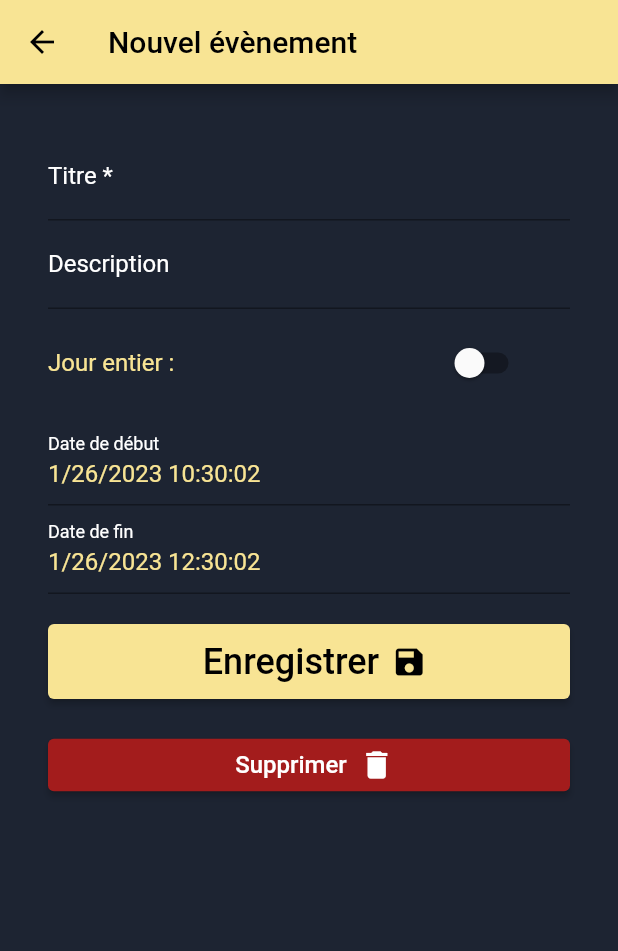
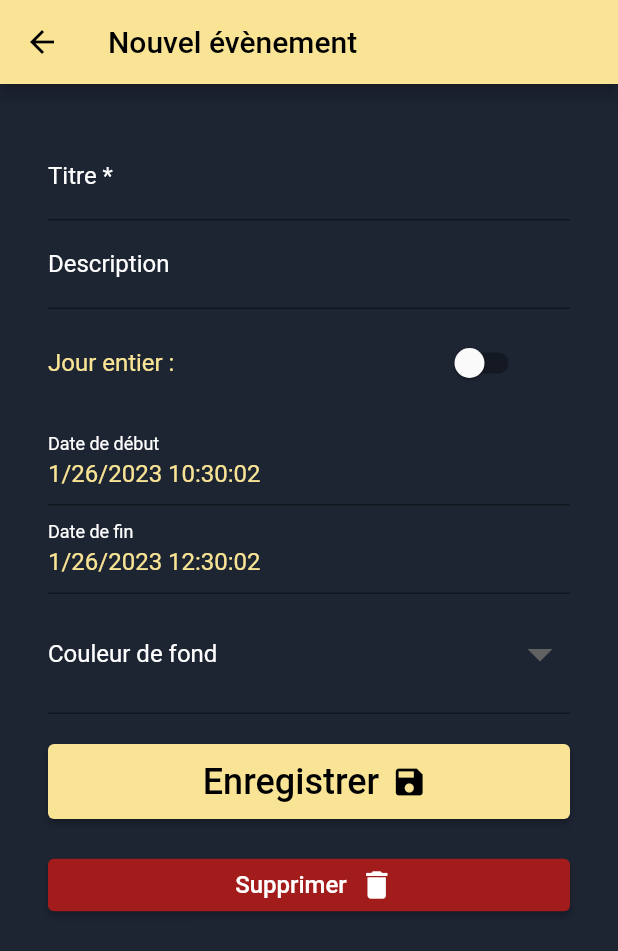
Before and after one commit to KeeMoh/RemindMi, a Flutter app: the CalendarPage screen opened directly, after a tap on the "add" icon, on a phone screen of 412 x 824 dp. Shown: the top 951 px of the screen. Run offline on Flutter 3.47's test engine with Material 2 defaults, Android fonts, the phone set to English and light mode, and no system bars; drawn by our look-alikes of flutter_form_builder; our stand-ins replace cloud_firestore, email_validator, firebase_auth, firebase_core, form_builder_validators, syncfusion_flutter_calendar; accounts and stored records are empty.

Commit message:
add color to reminder settings

```diff
--- a/remind_mi/lib/app.dart
+++ b/remind_mi/lib/app.dart
@@ -1,8 +1,4 @@
-import 'package:firebase_auth/firebase_auth.dart';
 import 'package:flutter/material.dart';
-import 'package:remind_mi/pages/calendar_page.dart';
-import 'package:remind_mi/pages/home_page.dart';
-import 'package:remind_mi/pages/todo_list_page.dart';
 import 'package:remind_mi/pages/main_page.dart';
 import 'package:remind_mi/utils/charter.dart';
 
@@ -10,7 +6,7 @@ final navigatorKey = GlobalKey<NavigatorState>();
 
 // ignore: must_be_immutable
 class RemindMiApp extends StatelessWidget {
-  RemindMiApp({super.key});
+  const RemindMiApp({super.key});
 
   // This widget is the root of your application.
   @override
--- a/remind_mi/lib/main.dart
+++ b/remind_mi/lib/main.dart
@@ -6,5 +6,5 @@ Future main() async {
   WidgetsFlutterBinding.ensureInitialized();
   await Firebase.initializeApp();
 
-  runApp(RemindMiApp());
+  runApp(const RemindMiApp());
 }
--- a/remind_mi/lib/models/reminder.dart
+++ b/remind_mi/lib/models/reminder.dart
@@ -8,7 +8,7 @@ class Reminder {
   String? description;
   DateTime? reminder;
   String? recurrence;
-  String? color;
+  String? background;
   bool isAllDay;
 
   Reminder(
@@ -19,8 +19,7 @@ class Reminder {
       this.description,
       this.reminder,
       this.recurrence,
-      this.color,
-      // this.background = const Color(0xFF0F8644),
+      required this.background,
       this.isAllDay = false});
 
   Map<String, dynamic> toJson() => {
@@ -30,7 +29,7 @@ class Reminder {
         'endDate': endDate,
         'reminder': reminder,
         'recurrence': recurrence,
-        'color': color,
+        'background': background,
         // 'background': background,
         'isAllDay': isAllDay,
       };
@@ -47,7 +46,7 @@ class Reminder {
             ? null
             : DateTime.parse(json['reminder'].toDate().toString()),
         recurrence: json['recurrence'],
-        color: json['color'],
+        background: json['background'],
         // background: json['background'],
         isAllDay: json['isAllDay'],
       );
@@ -55,5 +54,4 @@ class Reminder {
   void delete() {
     ref?.delete();
   }
-
 }
--- a/remind_mi/lib/models/reminder_data_source.dart
+++ b/remind_mi/lib/models/reminder_data_source.dart
@@ -1,4 +1,3 @@
-import 'package:flutter/animation.dart';
 import 'package:remind_mi/models/reminder.dart';
 import 'package:syncfusion_flutter_calendar/calendar.dart';
 
--- a/remind_mi/lib/pages/calendar_page.dart
+++ b/remind_mi/lib/pages/calendar_page.dart
@@ -44,8 +44,6 @@ class _CalendarPageState extends State<CalendarPage> {
                     onPressed: () {
                       setState(() {
                         data["calendarView"] = CalendarView.week;
-                        print("setState");
-                        print(data);
                       });
                     },
                     child: const Text("Changer de format"))
--- a/remind_mi/lib/pages/config_page.dart
+++ b/remind_mi/lib/pages/config_page.dart
@@ -1,7 +1,6 @@
 import 'package:firebase_auth/firebase_auth.dart';
 import 'package:flutter/gestures.dart';
 import 'package:flutter/material.dart';
-import 'package:remind_mi/pages/home_page.dart';
 import 'package:remind_mi/pages/main_page.dart';
 import 'package:remind_mi/utils/charter.dart';
 import 'package:remind_mi/widgets/custom_menu.dart';
--- a/remind_mi/lib/pages/form_page.dart
+++ b/remind_mi/lib/pages/form_page.dart
@@ -8,6 +8,7 @@ import 'package:flutter_form_builder/flutter_form_builder.dart';
 import 'package:form_builder_validators/form_builder_validators.dart';
 import 'package:remind_mi/models/reminder.dart';
 import 'package:remind_mi/pages/todo_list_page.dart';
+import 'package:remind_mi/utils/hex_color.dart';
 
 class FormPage extends StatefulWidget {
   final DocumentReference? docReference;
@@ -22,14 +23,23 @@ class _FormPageState extends State<FormPage> {
   final user = FirebaseAuth.instance.currentUser!;
   Reminder? reminder;
   bool isAllDay = false;
+  List<String> availableColors = [
+    "FF4CAF50",
+    "FFF44336",
+    "FF2196F3",
+    "FFE91E63",
+    "FFFF9800",
+    "FF9C27B0",
+    "FF9E9E9E",
+    "FFFFEB3B"
+  ];
   // bool reminding = false;
-  // final isAllDay = ValueNotifier<bool>(false);
   // final user = FirebaseAuth.instance.currentUser!;
 
   void init() async {
-    print("init form 1 : "+ widget.docReference.toString());
+    print("init form 1 : " + widget.docReference.toString());
     if (widget.docReference != null) {
-      print("init form 2");
+      print("init form 2 : " + widget.docReference.toString());
       final reminder = await readReminder(widget.docReference!);
       setState(() {
         this.reminder = reminder;
@@ -51,22 +61,19 @@ class _FormPageState extends State<FormPage> {
         ),
         body: Padding(
             padding: const EdgeInsets.all(32),
-            child: ListView(
-              children: [
-                FormBuilder(
+            child: FormBuilder(
                 key: formKey,
                 onChanged: () {
                   formKey.currentState!.save();
                   debugPrint(formKey.currentState!.value.toString());
                 },
                 autovalidateMode: AutovalidateMode.disabled,
-                    child: Column(children: [
+                child: ListView(children: [
                   FormBuilderTextField(
                     initialValue: reminder?.title,
                     name: 'title',
                     style: const TextStyle(
-                            fontSize: 16,
-                            color: Color.fromRGBO(248, 228, 148, 1)),
+                        fontSize: 16, color: Color.fromRGBO(248, 228, 148, 1)),
                     decoration: const InputDecoration(
                       labelText: 'Titre *',
                       labelStyle: TextStyle(color: Colors.white),
@@ -79,8 +86,7 @@ class _FormPageState extends State<FormPage> {
                     initialValue: reminder?.description,
                     name: 'description',
                     style: const TextStyle(
-                            fontSize: 16,
-                            color: Color.fromRGBO(248, 228, 148, 1)),
+                        fontSize: 16, color: Color.fromRGBO(248, 228, 148, 1)),
                     decoration: const InputDecoration(
                       labelText: 'Description',
                       labelStyle: TextStyle(color: Colors.white),
@@ -105,11 +111,10 @@ class _FormPageState extends State<FormPage> {
                           title: const Text(""),
                           initialValue: isAllDay,
                           name: 'all_day_long',
-                              activeColor:
-                                  const Color.fromRGBO(248, 228, 148, 1),
+                          activeColor: const Color.fromRGBO(248, 228, 148, 1),
                           controlAffinity: ListTileControlAffinity.leading,
-                              decoration: const InputDecoration(
-                                  border: InputBorder.none),
+                          decoration:
+                              const InputDecoration(border: InputBorder.none),
                           onChanged: (value) {
                             setState(() {
                               isAllDay = value ?? false;
@@ -163,6 +168,29 @@ class _FormPageState extends State<FormPage> {
                       FormBuilderValidators.required(),
                     ]),
                   ),
+                  FormBuilderDropdown(
+                    iconSize: 40,
+                    decoration: const InputDecoration(
+                        labelText: 'Couleur de fond',
+                        labelStyle:
+                            TextStyle(color: Colors.white, fontSize: 16)),
+                    alignment: AlignmentDirectional.bottomEnd,
+                    name: "background_color",
+                    items: availableColors
+                        .map((e) => DropdownMenuItem(
+                            value: e,
+                            child: Container(
+                              height: 20,
+                              width: 20,
+                              decoration: BoxDecoration(
+                                  color: HexColor(e),
+                                  borderRadius: BorderRadius.circular(10)),
+                            )))
+                        .toList(),
+                    validator: FormBuilderValidators.compose([
+                      FormBuilderValidators.required(),
+                    ]),
+                  ),
                   const SizedBox(height: 20),
                   ElevatedButton(
                     onPressed: () async {
@@ -197,8 +225,7 @@ class _FormPageState extends State<FormPage> {
                     },
                     style: ElevatedButton.styleFrom(
                       minimumSize: const Size.fromHeight(20),
-                          backgroundColor:
-                              const Color.fromARGB(255, 163, 28, 28),
+                      backgroundColor: const Color.fromARGB(255, 163, 28, 28),
                     ),
                     child: Row(
                       mainAxisSize: MainAxisSize.min,
@@ -207,17 +234,14 @@ class _FormPageState extends State<FormPage> {
                           padding: EdgeInsets.all(8.0),
                           child: Text(
                             'Supprimer',
-                                style: TextStyle(
-                                    fontSize: 16, color: Colors.white),
+                            style: TextStyle(fontSize: 16, color: Colors.white),
                           ),
                         ),
                         Icon(Icons.delete, size: 24, color: Colors.white),
                       ],
                     ),
                   ),
-                    ])),
-              ],
-            )));
+                ]))));
   }
 
   DateTime beginDate() {
@@ -225,7 +249,7 @@ class _FormPageState extends State<FormPage> {
   }
 
   DateTime endDate() {
-    return DateTime.now().add(Duration(hours: 2));
+    return DateTime.now().add(const Duration(hours: 2));
   }
 }
 
@@ -245,7 +269,7 @@ Future saveReminder(docId, formular, reminder) async {
           description: formular["description"],
           reminder: formular["reminder"],
           recurrence: formular["recurrence"],
-          color: formular["color"],
+          background: formular["background"] ?? "FF4CAF50",
           isAllDay: formular["all_day_long"]);
 
       final json = reminder.toJson();
@@ -266,7 +290,7 @@ Future saveReminder(docId, formular, reminder) async {
             description: formular["description"],
             reminder: formular["reminder"],
             recurrence: formular["recurrence"],
-            color: formular["color"],
+            background: formular["background"] ?? "FF4CAF50",
             isAllDay: formular["all_day_long"]);
 
         final json = reminder.toJson();
@@ -276,16 +300,9 @@ Future saveReminder(docId, formular, reminder) async {
       }
     }
   }
-// Navigator.push(
-//                                   context,
-//                                   MaterialPageRoute(
-//                                       fullscreenDialog: false,
-//                                       builder: (context) => const ToDoList()))
-//   return false;
 }
 
 void delete(context, docId) {
-  // Reminders.reminders.remove(reminder);
   if (docId != null) {
     print("delete " + docId);
   } else {
@@ -302,8 +319,6 @@ Future<Reminder?> readReminder(DocumentReference ref) async {
 
   final snapshot = await docReminder.get();
 
-  print(snapshot);
-
   if (snapshot.exists) {
     return Reminder.fromJson(snapshot.data()!, ref: snapshot.reference);
   } else {
--- /dev/null
+++ b/remind_mi/lib/utils/hex_color.dart
@@ -0,0 +1,13 @@
+import 'package:flutter/animation.dart';
+
+class HexColor extends Color {
+  static int _getColorFromHex(String hexColor) {
+    hexColor = hexColor.toUpperCase().replaceAll("#", "");
+    if (hexColor.length == 6) {
+      hexColor = "FF$hexColor";
+    }
+    return int.parse(hexColor, radix: 16);
+  }
+
+  HexColor(final String hexColor) : super(_getColorFromHex(hexColor));
+}
--- a/remind_mi/lib/widgets/add_reminder_button.dart
+++ b/remind_mi/lib/widgets/add_reminder_button.dart
@@ -18,7 +18,6 @@ class _AddReminderButtonState extends State<AddReminderButton> {
   void dispose() {
     _controller.dispose();
     super.dispose();
-    setState(() {});
   }
 
   // void updateReminderList(text) {
@@ -44,7 +43,6 @@ class _AddReminderButtonState extends State<AddReminderButton> {
                 borderRadius: BorderRadius.circular(30)),
             padding: const EdgeInsets.all(5)),
         onPressed: () {
-          print("here");
           Navigator.push(
             context,
             MaterialPageRoute(builder: (context) => const FormPage()),
--- a/remind_mi/lib/widgets/calendar/calendar_month.dart
+++ b/remind_mi/lib/widgets/calendar/calendar_month.dart
@@ -1,6 +1,4 @@
 import 'package:flutter/material.dart';
-import 'package:flutter/src/widgets/container.dart';
-import 'package:flutter/src/widgets/framework.dart';
 import 'package:remind_mi/utils/charter.dart';
 import 'package:syncfusion_flutter_calendar/calendar.dart';
 
@@ -19,8 +17,6 @@ class _CalendarMonthState extends State<CalendarMonth> {
 
   @override
   Widget build(BuildContext context) {
-    CalendarView view = widget.data['calendarView'];
-    double screenWidth = MediaQuery.of(context).size.width;
     return Expanded(
       // height: screenWidth,
       // width: screenWidth,
--- a/remind_mi/lib/widgets/task_widget.dart
+++ b/remind_mi/lib/widgets/task_widget.dart
@@ -1,7 +1,4 @@
-import 'package:cloud_firestore/cloud_firestore.dart';
-import 'package:firebase_auth/firebase_auth.dart';
 import 'package:flutter/material.dart';
-import 'package:remind_mi/models/reminder.dart';
 import 'package:remind_mi/models/reminders.dart';
 import 'package:remind_mi/pages/form_page.dart';
 import 'package:remind_mi/utils/charter.dart';
@@ -16,6 +13,7 @@ class ReminderWidget extends StatefulWidget {
 class _ReminderWidgetState extends State<ReminderWidget> {
   get cardsWidget => Reminders.reminders
       .map((element) => Padding(
+            key: ValueKey(element.ref?.id),
             padding: const EdgeInsets.only(bottom: 5),
             child: Container(
               color: Charter.secondarycolor[600],
```
Lines whose indentation alone changed are shown as unchanged.
